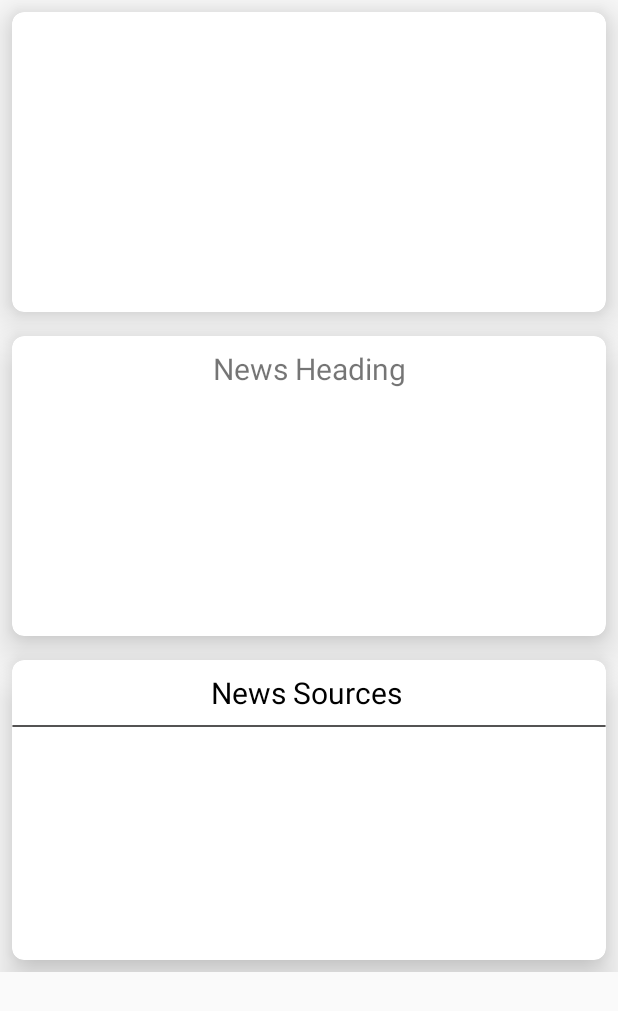
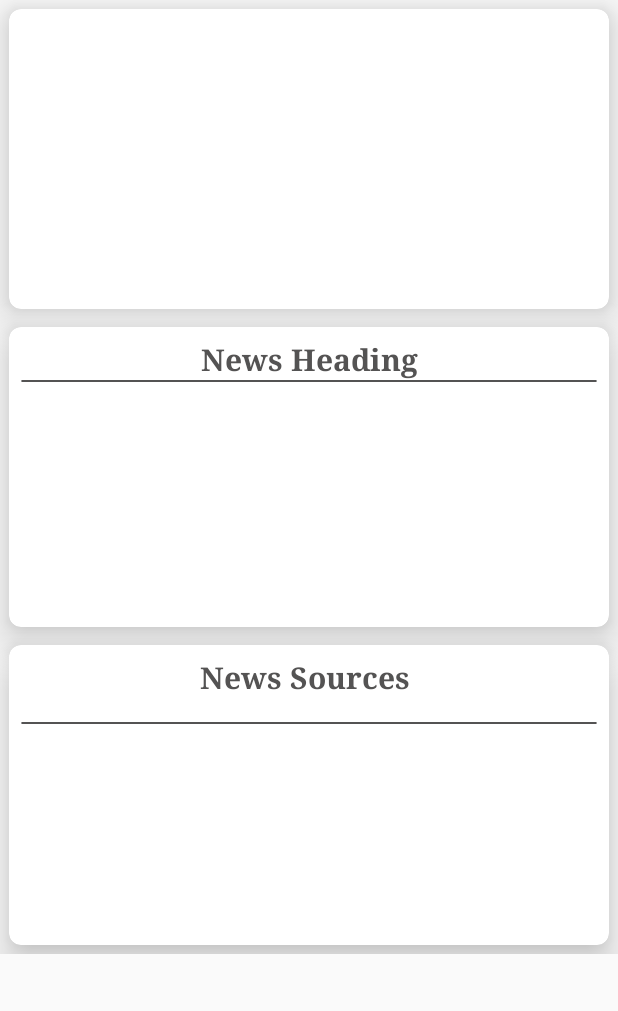
Before and after one commit to GameFever20/AllInOneNewsApp, an Android app: the layout content_news_feed.xml on its own in the app's theme, with its tools: preview values and no code run, on a phone screen of 412 x 824 dp. Shown: the top 1011 px of the screen. Run offline under Robolectric (Android 15) with nearby library versions, the phone set to English and light mode, and no system bars.

Commit message:
Basic structure with dummy data complete

```diff
--- a/app/src/main/java/app/news/allinone/craftystudio/allinonenewsapp/NewsFeedActivity.java
+++ b/app/src/main/java/app/news/allinone/craftystudio/allinonenewsapp/NewsFeedActivity.java
@@ -140,7 +140,7 @@ public class NewsFeedActivity extends AppCompatActivity {
         recyclerView.addOnItemTouchListener(new RecyclerTouchListener(getApplicationContext(), recyclerView, new ClickListener() {
             @Override
             public void onClick(View view, int position) {
-                Toast.makeText(NewsFeedActivity.this, "Item clicked = " + position, Toast.LENGTH_SHORT).show();
+                //Toast.makeText(NewsFeedActivity.this, "Item clicked = " + position, Toast.LENGTH_SHORT).show();
                 openNewsIndex(position);
 
             }
--- a/app/src/main/java/app/news/allinone/craftystudio/allinonenewsapp/NewsListActivity.java
+++ b/app/src/main/java/app/news/allinone/craftystudio/allinonenewsapp/NewsListActivity.java
@@ -87,7 +87,7 @@ public class NewsListActivity extends AppCompatActivity
         recyclerView.addOnItemTouchListener(new RecyclerTouchListener(getApplicationContext(), recyclerView, new ClickListener() {
             @Override
             public void onClick(View view, int position) {
-                Toast.makeText(NewsListActivity.this, "Item clicked "+position, Toast.LENGTH_SHORT).show();
+                //Toast.makeText(NewsListActivity.this, "Item clicked "+position, Toast.LENGTH_SHORT).show();
                 openNewsFeedActivity(newsMetaInfoArrayList.get(position));
             }
 
--- a/app/src/main/java/utils/DatabaseHandlerFirebase.java
+++ b/app/src/main/java/utils/DatabaseHandlerFirebase.java
@@ -48,7 +48,7 @@ public class DatabaseHandlerFirebase {
 
         DatabaseReference myRef = mDatabase.child("NewsMetaInfo");
 
-        Query myref2 = myRef.limitToFirst(limit);
+        Query myref2 = myRef.limitToLast(limit);
 
         myref2.addListenerForSingleValueEvent(new ValueEventListener() {
             @Override
--- a/app/src/main/java/utils/NewsInfo.java
+++ b/app/src/main/java/utils/NewsInfo.java
@@ -23,6 +23,9 @@ public class NewsInfo implements Parcelable {
     private String newsNotify;
     private String newsImageLink;
     private Bitmap newsImage;
+    private HashMap<String , NewsSourceList> newsSourceListHashMap;
+    ArrayList<NewsSourceList> newsSourceListArrayList ;
+
 
     public NewsInfo() {
     }
@@ -44,7 +47,6 @@ public class NewsInfo implements Parcelable {
                 '}';
     }
 
-    private HashMap<String , NewsSourceList> newsSourceListHashMap;
 
     public ArrayList<NewsSourceList> getNewsSourceListArrayList() {
         return newsSourceListArrayList;
@@ -54,7 +56,6 @@ public class NewsInfo implements Parcelable {
         this.newsSourceListArrayList = newsSourceListArrayList;
     }
 
-    ArrayList<NewsSourceList> newsSourceListArrayList ;
 
     public HashMap<String, NewsSourceList> getNewsSourceListHashMap() {
         return newsSourceListHashMap;
--- a/app/src/main/java/utils/NewsSourcesRecyclerAdapter.java
+++ b/app/src/main/java/utils/NewsSourcesRecyclerAdapter.java
@@ -67,8 +67,7 @@ public class NewsSourcesRecyclerAdapter extends RecyclerView.Adapter<NewsSources
             holder.newsSummaryTextView.setTextSize(0f);
         }
 
-        int r=  new Random().nextInt(4);
-        newsSourceList.setSourceIndex(r);
+
         holder.newsSourceImageView.setImageDrawable(NewsSourceList.resolveIconImage(context ,newsSourceList.getSourceIndex()));
 
 
--- a/app/src/main/res/layout/activity_news_feed.xml
+++ b/app/src/main/res/layout/activity_news_feed.xml
@@ -29,6 +29,7 @@ android:fitsSystemWindows="true"
         android:layout_height="wrap_content"
         android:layout_gravity="bottom|end"
         android:layout_margin="@dimen/fab_margin"
+        android:visibility="gone"
         app:srcCompat="@android:drawable/ic_dialog_email" />
 
 </android.support.design.widget.CoordinatorLayout>
--- a/app/src/main/res/layout/app_bar_news_list.xml
+++ b/app/src/main/res/layout/app_bar_news_list.xml
@@ -29,6 +29,7 @@
         android:layout_height="wrap_content"
         android:layout_gravity="bottom|end"
         android:layout_margin="@dimen/fab_margin"
+        android:visibility="gone"
         app:srcCompat="@android:drawable/ic_dialog_email" />
 
 </android.support.design.widget.CoordinatorLayout>
--- a/app/src/main/res/layout/content_news_feed.xml
+++ b/app/src/main/res/layout/content_news_feed.xml
@@ -16,7 +16,7 @@
         <android.support.v7.widget.CardView
             android:layout_width="match_parent"
             android:layout_height="wrap_content"
-            android:layout_margin="8dp"
+            android:layout_margin="6dp"
             app:cardCornerRadius="8dp"
             app:cardElevation="16dp">
 
@@ -33,9 +33,9 @@
         <android.support.v7.widget.CardView
             android:layout_width="match_parent"
             android:layout_height="wrap_content"
-            android:layout_margin="8dp"
+            android:layout_margin="6dp"
+            android:minHeight="200dp"
             app:cardCornerRadius="8dp"
-            android:minHeight="200dp"
             app:cardElevation="16dp">
 
             <LinearLayout
@@ -48,22 +48,36 @@
                     android:id="@+id/newsFeed_newsHeading_textView"
                     android:layout_width="match_parent"
                     android:layout_height="wrap_content"
+                    android:fontFamily="serif"
+                    android:text="News Heading"
                     android:textAlignment="center"
-                    android:text="News Heading"
-                    android:textSize="20sp" />
+                    android:textColor="@color/descriptionColor"
+                    android:textSize="20sp"
+                    android:textStyle="bold" />
+
+                <android.support.v7.widget.CardView
+                    android:layout_width="match_parent"
+                    android:layout_height="1dp"
+                    android:layout_marginBottom="8dp"
+                    app:cardBackgroundColor="@color/descriptionColor"
+                    app:cardElevation="0dp">
+
+                </android.support.v7.widget.CardView>
+
 
                 <TextView
                     android:id="@+id/newsFeed_newsSummary_textView"
                     android:layout_width="match_parent"
                     android:layout_height="wrap_content"
                     android:layout_margin="16dp"
-                    android:textSize="14sp"
+                    android:textSize="16sp"
                     android:textStyle="italic" />
 
                 <TextView
                     android:id="@+id/newsFeed_newsSource_textView"
                     android:layout_width="match_parent"
                     android:layout_height="wrap_content"
+                    android:fontFamily="monospace"
                     android:textAlignment="center" />
 
 
@@ -74,9 +88,9 @@
         <android.support.v7.widget.CardView
             android:layout_width="match_parent"
             android:layout_height="wrap_content"
-            android:layout_margin="8dp"
+            android:layout_margin="6dp"
+            android:minHeight="200dp"
             app:cardCornerRadius="8dp"
-            android:minHeight="200dp"
             app:cardElevation="16dp">
 
             <LinearLayout
@@ -89,8 +103,10 @@
                     android:layout_height="wrap_content"
                     android:layout_margin="8dp"
                     android:text="News Sources "
+                    android:textStyle="bold"
+                    android:fontFamily="serif"
                     android:textAlignment="center"
-                    android:textColor="@color/headingColor"
+                    android:textColor="@color/descriptionColor"
                     android:textSize="20sp" />
 
                 <android.support.v7.widget.CardView
@@ -98,7 +114,8 @@
                     android:layout_height="1dp"
                     android:layout_marginBottom="8dp"
                     app:cardBackgroundColor="@color/descriptionColor"
-                    app:cardElevation="0dp">
+                    app:cardElevation="0dp"
+                    android:layout_margin="8dp">
 
                 </android.support.v7.widget.CardView>
 
--- a/app/src/main/res/layout/newslist_recycler_row.xml
+++ b/app/src/main/res/layout/newslist_recycler_row.xml
@@ -23,6 +23,7 @@
                 android:layout_width="match_parent"
                 android:layout_height="wrap_content"
                 android:minHeight="200dp"
+                android:scaleType="centerCrop"
                 android:src="@mipmap/ic_launcher" />
 
 
```
